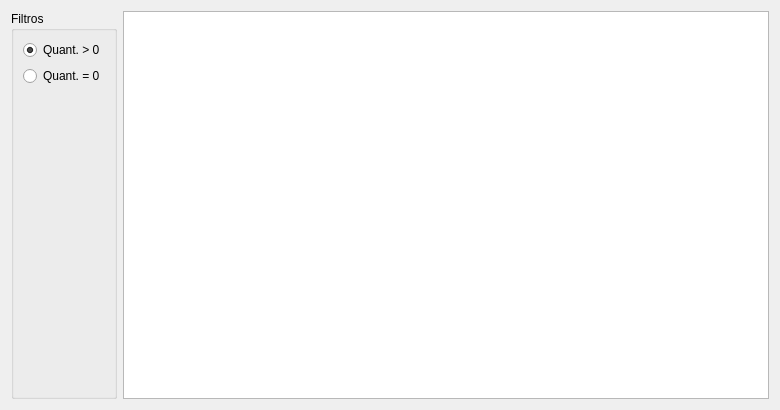
The window that ui/widgetestoque.ui (lellisls/ERP-STACCATO) describes before a commit, drawn with Qt 5.
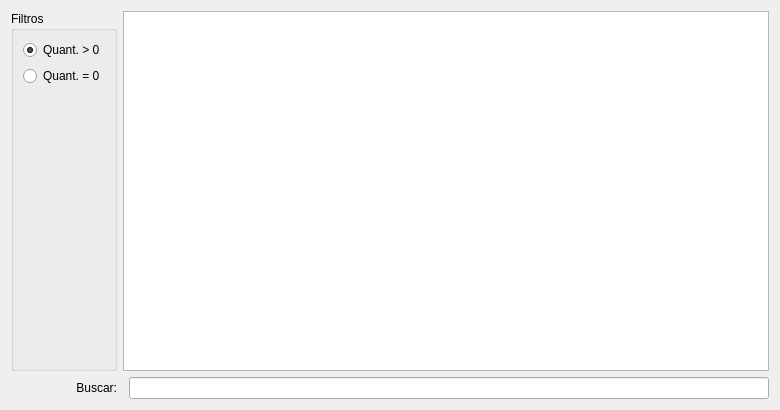
The same window after the commit. Custom widgets are drawn as their Qt base class.

What changed in the file:
```diff
--- a/ui/widgetestoque.ui
+++ b/ui/widgetestoque.ui
@@ -14,23 +14,7 @@
    <string>Form</string>
   </property>
   <layout class="QGridLayout" name="gridLayout">
-   <item row="0" column="1" rowspan="2">
-    <widget class="TableView" name="table">
-     <property name="mouseTracking">
-      <bool>true</bool>
-     </property>
-     <property name="editTriggers">
-      <set>QAbstractItemView::NoEditTriggers</set>
-     </property>
-     <property name="selectionBehavior">
-      <enum>QAbstractItemView::SelectRows</enum>
-     </property>
-     <property name="sortingEnabled">
-      <bool>true</bool>
-     </property>
-    </widget>
-   </item>
-   <item row="0" column="0" rowspan="2">
+   <item row="0" column="0">
     <widget class="QGroupBox" name="groupBox">
      <property name="title">
       <string>Filtros</string>
@@ -69,6 +53,42 @@
      </layout>
     </widget>
    </item>
+   <item row="0" column="1" colspan="2">
+    <widget class="TableView" name="table">
+     <property name="mouseTracking">
+      <bool>true</bool>
+     </property>
+     <property name="editTriggers">
+      <set>QAbstractItemView::NoEditTriggers</set>
+     </property>
+     <property name="selectionBehavior">
+      <enum>QAbstractItemView::SelectRows</enum>
+     </property>
+     <property name="sortingEnabled">
+      <bool>true</bool>
+     </property>
+    </widget>
+   </item>
+   <item row="1" column="2">
+    <widget class="QLineEdit" name="lineEditBusca">
+     <property name="enabled">
+      <bool>true</bool>
+     </property>
+    </widget>
+   </item>
+   <item row="1" column="0">
+    <widget class="QLabel" name="label_2">
+     <property name="enabled">
+      <bool>true</bool>
+     </property>
+     <property name="text">
+      <string>Buscar:</string>
+     </property>
+     <property name="alignment">
+      <set>Qt::AlignRight|Qt::AlignTrailing|Qt::AlignVCenter</set>
+     </property>
+    </widget>
+   </item>
   </layout>
  </widget>
  <customwidgets>
```
